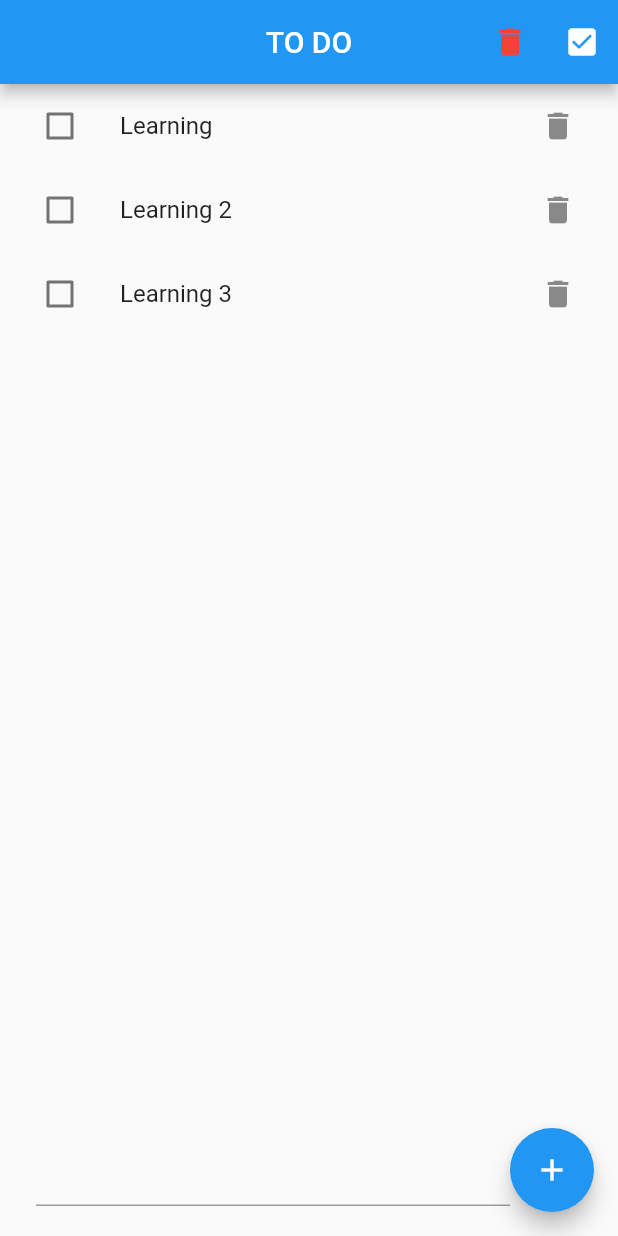
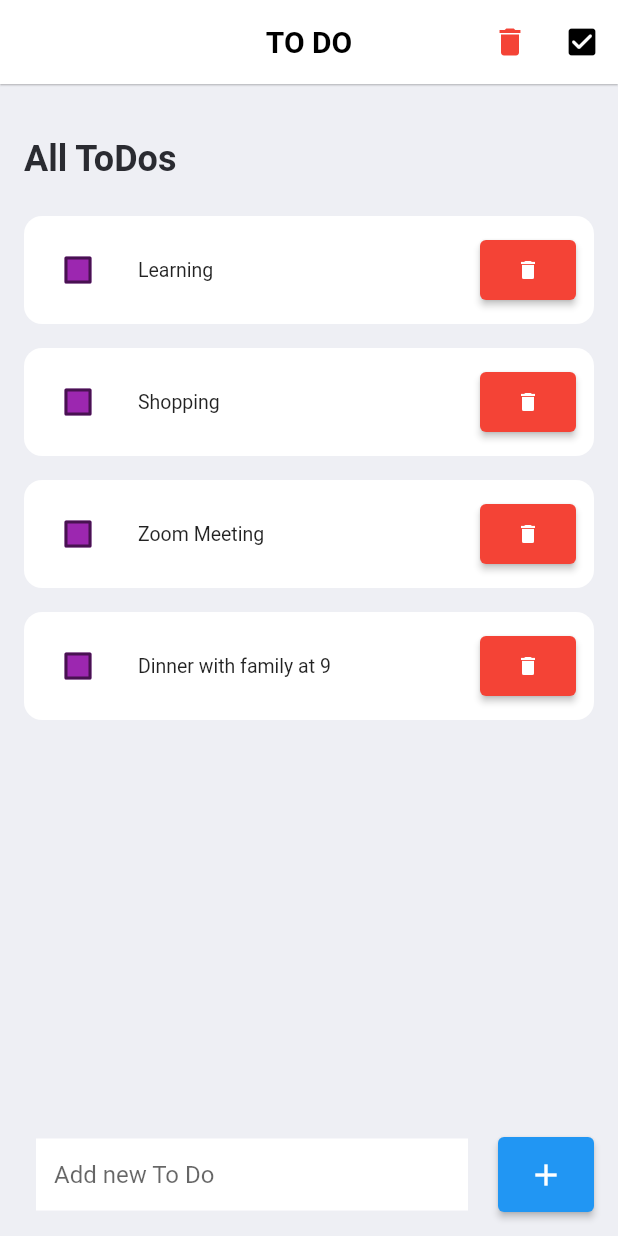
Before and after one commit to apsarabiswokarma/Flutter-Apps, a Flutter app: the screen it shows after launch, on a phone screen of 412 x 824 dp. Run offline on Flutter 3.47's test engine with Material 2 defaults, Android fonts, the phone set to English and light mode, and no system bars.

Commit message:
flutter app

```diff
--- a/flutter_todo/lib/main.dart
+++ b/flutter_todo/lib/main.dart
@@ -1,7 +1,6 @@
 import 'package:flutter/material.dart';
+import 'package:flutter_todo/models/todo.dart';
 import 'package:flutter_todo/widgets/todo_tile.dart';
-
-import 'models/todo.dart';
 
 void main() {
   runApp(const MyApp());
@@ -21,7 +20,7 @@ class _MyAppState extends State<MyApp> {
     final String title = textEditingController.text;
     if (title.isNotEmpty) {
       setState(() {
-        todos.add(Todo(title, false));
+        todos = [(Todo(title, false)), ...todos];
       });
       textEditingController.clear();
     }
@@ -45,7 +44,7 @@ class _MyAppState extends State<MyApp> {
     });
   }
 
-  // void _checkedall() {
+  // void _checkAll() {
   //   setState(() {
   //     todos[0].completed = true;
   //   });
@@ -53,7 +52,7 @@ class _MyAppState extends State<MyApp> {
   //   print(todos[0].completed);
   // }
 
-  void _checkedall() {
+  void _checkAll() {
     setState(() {
       for (int i = 0; i < todos.length; i++) {
         todos[i].completed = true;
@@ -73,26 +72,71 @@ class _MyAppState extends State<MyApp> {
       debugShowCheckedModeBanner: false,
       title: 'Todo App',
       home: Scaffold(
+        backgroundColor: const Color(0xffeeeff4),
         appBar: AppBar(
-          title: const Text('TO DO'),
+          backgroundColor: Colors.white,
+          elevation: 0.5,
+          title: const Text(
+            'TO DO',
+            style: TextStyle(color: Colors.black, fontWeight: FontWeight.bold),
+          ),
           centerTitle: true,
           actions: [
-            IconButton(
+            Tooltip(
+              message: "Delete All",
+              child: IconButton(
                 onPressed: _deleteall,
                 icon: const Icon(Icons.delete, color: Colors.red),
               ),
-            IconButton(
+            ),
+            Tooltip(
+              message: "Check All",
+              child: IconButton(
                 onPressed: () {
-                _checkedall();
+                  _checkAll();
                 },
-              icon: const Icon(Icons.check_box_rounded),
+                icon: const Icon(
+                  Icons.check_box_rounded,
+                  color: Colors.black,
+                ),
+              ),
             )
           ],
         ),
-        body: ListView.builder(
+
+        body: Padding(
+          padding: const EdgeInsets.symmetric(horizontal: 16),
+          child: Column(
+            crossAxisAlignment: CrossAxisAlignment.start,
+            children: [
+              const SizedBox(
+                height: 36,
+              ),
+              const Text(
+                "All ToDos",
+                style: TextStyle(
+                  color: Color(0xff2a2b31),
+                  fontWeight: FontWeight.bold,
+                  fontSize: 24,
+                ),
+              ),
+              const SizedBox(
+                height: 24,
+              ),
+              Expanded(
+                child: ListView.builder(
                   itemCount: todos.length,
                   itemBuilder: (context, index) {
                     return TodoTile(
+                      onChecked: (checked) async {
+                        if (checked) {
+                          var checkedTodo = todos.removeAt(index);
+                          checkedTodo.completed = true;
+                          setState(() {
+                            todos.add(checkedTodo);
+                          });
+                        }
+                      },
                       completed: todos[index].completed,
                       title: todos[index].title,
                       onDelete: () {
@@ -100,6 +144,10 @@ class _MyAppState extends State<MyApp> {
                       },
                     );
                   },
+                ),
+              ),
+            ],
+          ),
         ),
         // body: ListView(
         //   children: const <Widget>[
@@ -119,11 +167,25 @@ class _MyAppState extends State<MyApp> {
             // const SizedBox(width: 200, child: TextField()), // Take only 200px width
             Expanded(
                 child: TextField(
+              decoration: const InputDecoration(
+                border: InputBorder.none,
+                fillColor: Colors.white,
+                filled: true,
+                hintText: "Add new To Do",
+              ),
               controller: textEditingController,
-            )), // Take all the remaining width
-            FloatingActionButton(
+            )),
+            const SizedBox(
+              width: 20,
+            ), // Take all the remaining width
+            SizedBox(
+              child: ElevatedButton(
+                style: ElevatedButton.styleFrom(
+                  fixedSize: const Size.square(50),
+                ),
                 onPressed: _addTodo,
                 child: const Icon(Icons.add),
+              ),
             )
           ],
         ),
--- a/flutter_todo/lib/models/todo.dart
+++ b/flutter_todo/lib/models/todo.dart
@@ -10,6 +10,7 @@ class Todo {
 
 List<Todo> todos = [
   Todo("Learning", false),
-  Todo("Learning 2", false),
-  Todo("Learning 3", false),
+  Todo("Shopping", false),
+  Todo("Zoom Meeting", false),
+  Todo("Dinner with family at 9 ", false),
 ];
--- a/flutter_todo/lib/widgets/todo_tile.dart
+++ b/flutter_todo/lib/widgets/todo_tile.dart
@@ -6,10 +6,12 @@ class TodoTile extends StatefulWidget {
     required this.completed,
     required this.title,
     required this.onDelete,
+    required this.onChecked,
   });
   final bool completed;
   final String title;
   final Function onDelete;
+  final Function(bool) onChecked;
 
   @override
   State<TodoTile> createState() => _TodoTileState();
@@ -33,21 +35,33 @@ class _TodoTileState extends State<TodoTile> {
 
   @override
   Widget build(BuildContext context) {
-    return ListTile(
+    return Card(
+      shape: RoundedRectangleBorder(
+        borderRadius: BorderRadius.circular(12),
+      ),
+      elevation: 0,
+      color: Colors.white,
+      margin: const EdgeInsets.only(bottom: 16),
+      child: ListTile(
+          contentPadding: const EdgeInsets.all(12.0),
+          dense: true,
           leading: Checkbox(
+            fillColor: const MaterialStatePropertyAll(
+              Colors.purple,
+            ),
             value: _isChecked,
             onChanged: (value) {
               setState(() {
                 _isChecked = value ?? false;
               });
+              widget.onChecked(_isChecked);
             },
           ),
           title: Text(
             widget.title,
             style: TextStyle(
               color: _isDeleted ? Colors.red : null,
-          decoration:
-              _isChecked ? TextDecoration.lineThrough : TextDecoration.none,
+              decoration: _isChecked ? TextDecoration.lineThrough : TextDecoration.none,
             ),
           ),
           // trailing: GestureDetector(
@@ -60,16 +74,29 @@ class _TodoTileState extends State<TodoTile> {
           //   },
           //   child: const Icon(Icons.delete),
           // ),
-      trailing: IconButton(
-        icon: const Icon(Icons.delete),
-        onPressed: () {
-          widget.onDelete();
-          // setState(() {
-          //   _isDeleted = !_isDeleted;
-          //   // isDeleted === true, isDeleted = false
-          //   // isDeleted === false, isDeleted = true
-          // });
-        },
+          trailing: ElevatedButton(
+            style: ElevatedButton.styleFrom(
+              backgroundColor: Colors.red,
+              fixedSize: const Size.square(40),
+            ),
+            child: const Icon(
+              Icons.delete,
+              size: 16.0,
+              color: Colors.white,
+            ),
+            onPressed: () => widget.onDelete(),
+          )
+          //  IconButton(
+          //   icon: const Icon(Icons.delete),
+          //   onPressed: () {
+          //     widget.onDelete();
+          //     // setState(() {
+          //     //   _isDeleted = !_isDeleted;
+          //     //   // isDeleted === true, isDeleted = false
+          //     //   // isDeleted === false, isDeleted = true
+          //     // });
+          //   },
+          // ),
           ),
     );
   }
```
Also changed, not shown: flutter_todo/pubspec.yaml (+4 -6 lines), flutter_todo/pubspec.lock. Lines whose indentation alone changed are shown as unchanged.
